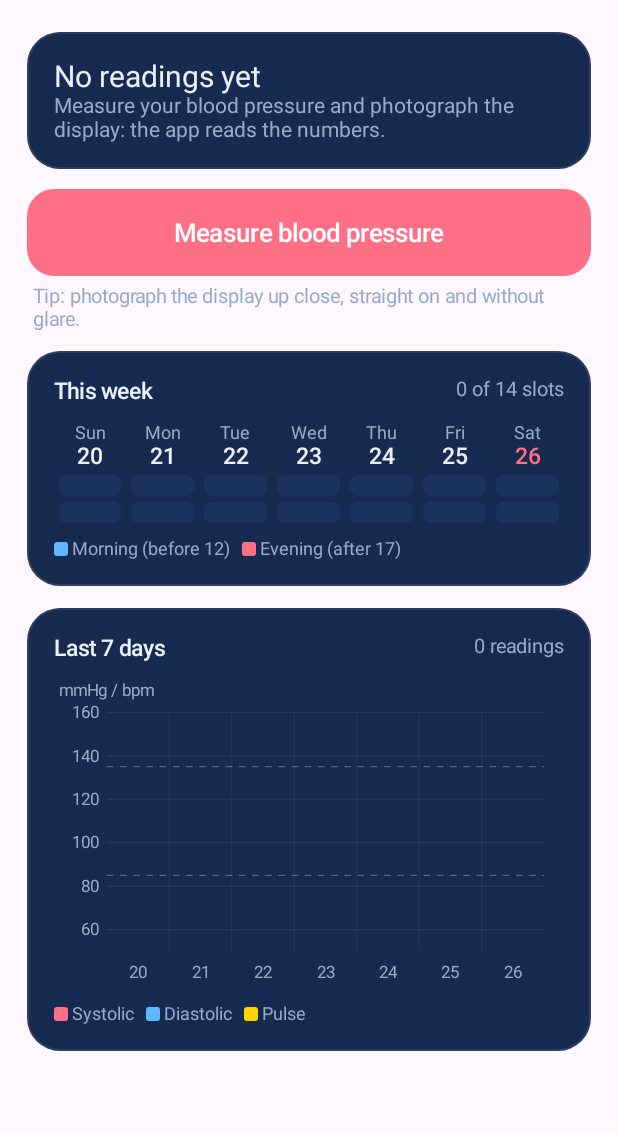
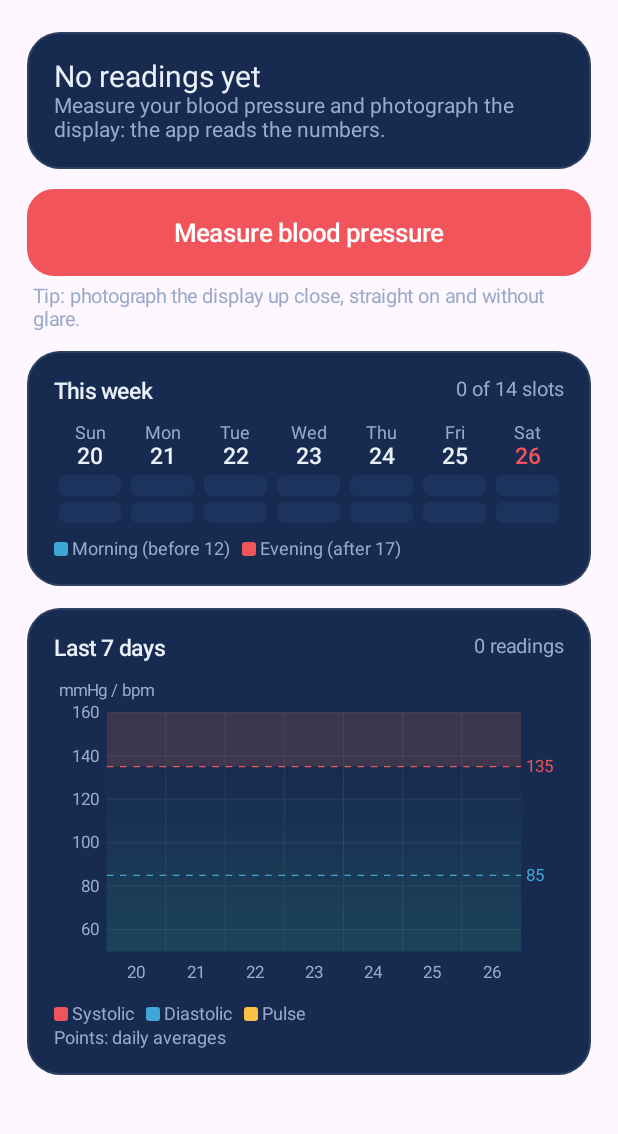
Before and after one commit to comevava76-web/personalhealthy, an Android app built with Jetpack Compose: the composable HomeScreen called with empty values, on a phone screen of 412 x 824 dp, the part 96-1230 px from its top. Run offline under Robolectric (Android 15) with nearby library versions, the phone set to English and light mode, and no system bars.

Commit message:
Credit without cap, Recharge flow, daily-average chart with coloured zones
Credit
- Server no longer refuses scans when the estimated credit reaches zero;
  when Anthropic refuses for lack of credit it returns anthropic_no_credit
- App shows "Your Anthropic credit is finished. Tap Recharge." with a Recharge button
- Credit tab shows only money left (estimate), photos left, average cost and Recharge;
  Recharge opens the Anthropic billing page and, back in the app, asks how much was added;
  small link to correct the balance. Who-pays choice and cap wording removed from the app
- One-line warning on the Blood pressure tab when about one photo is left

Chart (app and PDF)
- One point per day (daily averages), smooth lines in coral, teal-blue and amber
- Dashed 135 and 85 reference lines labelled at the right edge
- Green gradient below 135, orange band above; orange areas where systolic > 135
  and diastolic > 85

Bottom tabs are an enum so a future Analyses tab is one entry

Co-Authored-By: Claude Opus 5.5 <noreply@anthropic.com>
Claude-Session: https://claude.ai/code/session_01AZkLyo25va4zotqotveLy2

```diff
--- a/android/app/src/main/java/ch/personalhealthy/app/Report.kt
+++ b/android/app/src/main/java/ch/personalhealthy/app/Report.kt
@@ -4,9 +4,11 @@ import android.content.Context
 import android.content.Intent
 import android.graphics.Canvas
 import android.graphics.DashPathEffect
+import android.graphics.LinearGradient
 import android.graphics.Paint
 import android.graphics.Path
 import android.graphics.RectF
+import android.graphics.Shader
 import android.graphics.Typeface
 import android.graphics.pdf.PdfDocument
 import androidx.core.content.FileProvider
@@ -17,30 +19,43 @@ import java.time.LocalDate
 import java.time.temporal.ChronoUnit
 import kotlin.math.abs
 import kotlin.math.ceil
+import kotlin.math.roundToInt
 import kotlin.math.sign
 
-class ChartPal(
-    val bg: Int, val grid: Int, val text: Int, val sys: Int, val dia: Int, val pul: Int,
-    val ref: Int, val outline: Int
+class ChartPal(val bg: Int, val grid: Int, val text: Int, val outline: Int)
+
+// Line colours, the same in the app and in the PDF
+val SYS_COLOR = 0xFFF2545B.toInt()    // systolic, coral
+val DIA_COLOR = 0xFF3FA7D6.toInt()    // diastolic, teal-blue
+val PUL_COLOR = 0xFFFFC145.toInt()    // pulse, amber
+private const val OK_GREEN = 0x3DDC97       // background below 135 (RGB, alpha added where used)
+private const val HIGH_ORANGE = 0xE8743B    // background above 135 and areas above the reference lines
+
+val SCREEN_PAL = ChartPal(bg = 0xFF172B50.toInt(), grid = 0x14EAF0FA, text = 0xFF9AAACA.toInt(), outline = 0)
+val PRINT_PAL = ChartPal(
+    bg = 0xFFFFFFFF.toInt(), grid = 0xFFE6EBF2.toInt(), text = 0xFF5B6B88.toInt(),
+    outline = 0x66000000 // thin dark ring so the light dots stay visible on white
 )
 
-val PULSE_COLOR = 0xFFFFD400.toInt()
+private fun alpha(rgb: Int, a: Float): Int = ((a * 255).toInt() shl 24) or rgb
 
-val SCREEN_PAL = ChartPal(
-    bg = 0xFF172B50.toInt(), grid = 0x14EAF0FA, text = 0xFF9AAACA.toInt(),
-    sys = 0xFFFF7086.toInt(), dia = 0xFF62B6FF.toInt(), pul = PULSE_COLOR,
-    ref = 0x4DEAF0FA, outline = 0
-)
-val PRINT_PAL = ChartPal(
-    bg = 0xFFFFFFFF.toInt(), grid = 0xFFE6EBF2.toInt(), text = 0xFF5B6B88.toInt(),
-    sys = 0xFFD93A52.toInt(), dia = 0xFF2F7FD6.toInt(), pul = PULSE_COLOR,
-    ref = 0xFFB4BECF.toInt(), outline = 0x66000000 // thin dark ring so the yellow dots stay visible on white
-)
+/** One point per day: the averages of that day's readings. */
+class DayPoint(val day: LocalDate, val sis: Int, val dia: Int, val pul: Int?)
+
+fun dailyAverages(list: List<Reading>): List<DayPoint> =
+    list.groupBy { Z.date(it.takenAt) }.toSortedMap().map { (day, l) ->
+        val pul = l.mapNotNull { it.pul }
+        DayPoint(
+            day, l.map { it.sis }.average().roundToInt(), l.map { it.dia }.average().roundToInt(),
+            if (pul.isEmpty()) null else pul.average().roundToInt()
+        )
+    }
 
 /**
- * The one blood-pressure chart, used on the Blood pressure tab, the Report tab and in the PDF:
- * smooth lines for systolic, diastolic and pulse on one "mmHg / bpm" axis,
- * light dashed reference lines at 135 and 85, and only the day number under each day.
+ * The one blood-pressure chart, used on the Blood pressure tab, the Report tab and in the PDF.
+ * Points are daily averages; smooth lines for systolic, diastolic and pulse on one "mmHg / bpm" axis.
+ * Green background below 135, orange band above it; orange areas where systolic goes above 135
+ * and diastolic above 85; dashed reference lines at 135 and 85; only the day number under each day.
  */
 fun drawBpChart(c: Canvas, w: Float, h: Float, list: List<Reading>, start: LocalDate, days: Int, pal: ChartPal, fs: Float) {
     val p = Paint(Paint.ANTI_ALIAS_FLAG)
@@ -48,22 +63,30 @@ fun drawBpChart(c: Canvas, w: Float, h: Float, list: List<Reading>, start: Local
     c.drawRect(0f, 0f, w, h, p)
 
     val padL = fs * 3.2f
-    val padR = fs * 1.2f
+    val padR = fs * 2.6f   // room for the "135" and "85" labels
     val padT = fs * 2.2f
     val padB = fs * 2.4f
     val cw = w - padL - padR
     val ch = h - padT - padB
+    val right = padL + cw
+    val bottom = padT + ch
 
-    val vals = list.flatMap { listOfNotNull(it.sis, it.dia, it.pul) }
+    val pts = dailyAverages(list)
+    val vals = pts.flatMap { listOfNotNull(it.sis, it.dia, it.pul) }
     val lo = ((minOf(vals.minOrNull() ?: 60, 60) - 10) / 10) * 10
     val hi = ((maxOf(vals.maxOrNull() ?: 150, 150) + 19) / 10) * 10
     fun y(v: Int): Float = padT + ch * (1f - (v - lo).toFloat() / (hi - lo).toFloat())
-    fun x(ts: Long): Float {
-        val z = Instant.ofEpochMilli(ts).atZone(Z.zone)
-        val di = ChronoUnit.DAYS.between(start, z.toLocalDate()).toFloat()
-        val hf = (z.hour + z.minute / 60f) / 24f
-        return padL + cw * (di + hf) / days
-    }
+    val slot = cw / days
+    fun x(d: LocalDate): Float = padL + slot * ChronoUnit.DAYS.between(start, d).toFloat() + slot / 2f
+    val y135 = y(THRESHOLD_SYS)
+    val y85 = y(THRESHOLD_DIA)
+
+    // background: soft green below 135 (fading upwards), transparent orange band above 135
+    p.shader = LinearGradient(0f, bottom, 0f, y135, alpha(OK_GREEN, 0.14f), alpha(OK_GREEN, 0f), Shader.TileMode.CLAMP)
+    c.drawRect(padL, y135, right, bottom, p)
+    p.shader = null
+    p.color = alpha(HIGH_ORANGE, 0.18f)
+    c.drawRect(padL, padT, right, y135, p)
 
     val text = Paint(Paint.ANTI_ALIAS_FLAG).apply { color = pal.text; textSize = fs }
     val line = Paint(Paint.ANTI_ALIAS_FLAG).apply { color = pal.grid; strokeWidth = 1f; style = Paint.Style.STROKE }
@@ -75,28 +98,52 @@ fun drawBpChart(c: Canvas, w: Float, h: Float, list: List<Reading>, start: Local
     var v = ((lo + step - 1) / step) * step
     text.textAlign = Paint.Align.RIGHT
     while (v <= hi) {
-        c.drawLine(padL, y(v), w - padR, y(v), line)
+        c.drawLine(padL, y(v), right, y(v), line)
         c.drawText(v.toString(), padL - fs * 0.5f, y(v) + fs * 0.35f, text)
         v += step
     }
 
     // days: thin separators, and only as many day numbers as fit without overlapping
     text.textAlign = Paint.Align.CENTER
-    val slot = cw / days
-    for (i in 1 until days) c.drawLine(padL + slot * i, padT, padL + slot * i, padT + ch, line)
+    for (i in 1 until days) c.drawLine(padL + slot * i, padT, padL + slot * i, bottom, line)
     for (i in dayLabelIndexes(days, slot, text.measureText("00") + fs * 0.8f)) {
-        c.drawText(start.plusDays(i.toLong()).dayOfMonth.toString(), padL + slot * i + slot / 2f, padT + ch + fs * 1.6f, text)
+        c.drawText(start.plusDays(i.toLong()).dayOfMonth.toString(), padL + slot * i + slot / 2f, bottom + fs * 1.6f, text)
     }
 
-    // reference lines at 135 and 85
+    val sys = pts.map { x(it.day) to y(it.sis) }
+    val dia = pts.map { x(it.day) to y(it.dia) }
+    val pul = pts.mapNotNull { d -> d.pul?.let { x(d.day) to y(it) } }
+
+    // orange areas between a line and its reference line, only where the line is above it
+    fun fillAbove(values: List<Pair<Float, Float>>, refY: Float, a: Float) {
+        if (values.size < 2) return
+        val area = monotonePath(values)
+        area.lineTo(values.last().first, refY)
+        area.lineTo(values.first().first, refY)
+        area.close()
+        c.save()
+        c.clipRect(padL, padT, right, refY)
+        c.drawPath(area, Paint(Paint.ANTI_ALIAS_FLAG).apply { color = alpha(HIGH_ORANGE, a) })
+        c.restore()
+    }
+    fillAbove(dia, y85, 0.18f)
+    fillAbove(sys, y135, 0.28f)
+
+    // dashed reference lines, labelled at the right edge
     val dash = Paint(Paint.ANTI_ALIAS_FLAG).apply {
-        color = pal.ref; style = Paint.Style.STROKE; strokeWidth = fs * 0.08f
+        style = Paint.Style.STROKE; strokeWidth = fs * 0.08f
         pathEffect = DashPathEffect(floatArrayOf(fs * 0.4f, fs * 0.4f), 0f)
     }
-    for (ref in listOf(THRESHOLD_SYS, THRESHOLD_DIA)) if (ref in (lo + 1) until hi) c.drawLine(padL, y(ref), w - padR, y(ref), dash)
+    text.textAlign = Paint.Align.LEFT
+    for ((ref, col) in listOf(THRESHOLD_SYS to SYS_COLOR, THRESHOLD_DIA to DIA_COLOR)) {
+        if (ref !in (lo + 1) until hi) continue
+        dash.color = col
+        c.drawLine(padL, y(ref), right, y(ref), dash)
+        text.color = col
+        c.drawText(ref.toString(), right + fs * 0.3f, y(ref) + fs * 0.35f, text)
+    }
 
-    // smooth lines with a small dot on each reading (pulse first, so blood pressure stays on top)
-    val pts = list.sortedBy { it.takenAt }
+    // smooth lines with a dot on each day (pulse first, so blood pressure stays on top)
     fun series(values: List<Pair<Float, Float>>, col: Int) {
         if (values.isEmpty()) return
         val lp = Paint(Paint.ANTI_ALIAS_FLAG).apply {
@@ -107,13 +154,13 @@ fun drawBpChart(c: Canvas, w: Float, h: Float, list: List<Reading>, start: Local
         val dot = Paint(Paint.ANTI_ALIAS_FLAG).apply { color = col }
         val ring = Paint(Paint.ANTI_ALIAS_FLAG).apply { color = pal.outline; style = Paint.Style.STROKE; strokeWidth = fs * 0.06f }
         values.forEach { (px, py) ->
-            c.drawCircle(px, py, fs * 0.26f, dot)
-            if (pal.outline != 0) c.drawCircle(px, py, fs * 0.26f, ring)
+            c.drawCircle(px, py, fs * 0.3f, dot)
+            if (pal.outline != 0) c.drawCircle(px, py, fs * 0.3f, ring)
         }
     }
-    series(pts.mapNotNull { r -> r.pul?.let { x(r.takenAt) to y(it) } }, pal.pul)
-    series(pts.map { x(it.takenAt) to y(it.dia) }, pal.dia)
-    series(pts.map { x(it.takenAt) to y(it.sis) }, pal.sys)
+    series(pul, PUL_COLOR)
+    series(dia, DIA_COLOR)
+    series(sys, SYS_COLOR)
 }
 
 /** Which days get a number: every n-th day so labels never overlap, always the first and the last. */
@@ -170,7 +217,7 @@ fun drawChartLegend(c: Canvas, x: Float, y: Float, pal: ChartPal, fs: Float) {
     val text = Paint(Paint.ANTI_ALIAS_FLAG).apply { color = pal.text; textSize = fs }
     val sw = Paint(Paint.ANTI_ALIAS_FLAG)
     var cx = x
-    for ((label, col) in listOf(t(R.string.legend_sys) to pal.sys, t(R.string.legend_dia) to pal.dia, t(R.string.label_pul) to pal.pul)) {
+    for ((label, col) in listOf(t(R.string.legend_sys) to SYS_COLOR, t(R.string.legend_dia) to DIA_COLOR, t(R.string.label_pul) to PUL_COLOR)) {
         sw.color = col
         c.drawRoundRect(RectF(cx, y - fs * 0.8f, cx + fs * 0.8f, y), fs * 0.2f, fs * 0.2f, sw)
         c.drawText(label, cx + fs * 1.2f, y, text)
```
Also changed, not shown: android/app/src/main/java/ch/personalhealthy/app/Core.kt (+2 -18 lines), android/app/src/main/java/ch/personalhealthy/app/MainActivity.kt (+122 -139 lines), android/app/src/main/res/values/strings.xml (+15 -34 lines), 5 other files.
